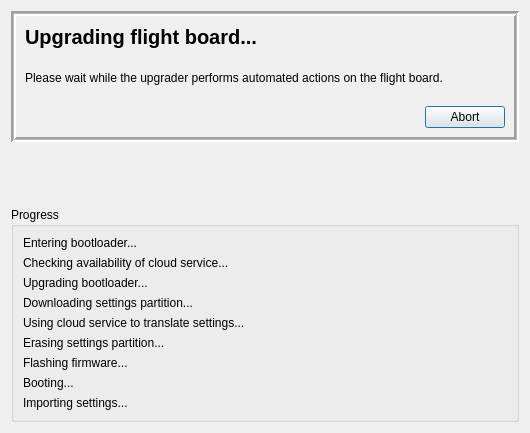
Qt form ground/gcs/src/plugins/uploader/upgradeassistant.ui (reubenfirmin/droniNG) before a commit.
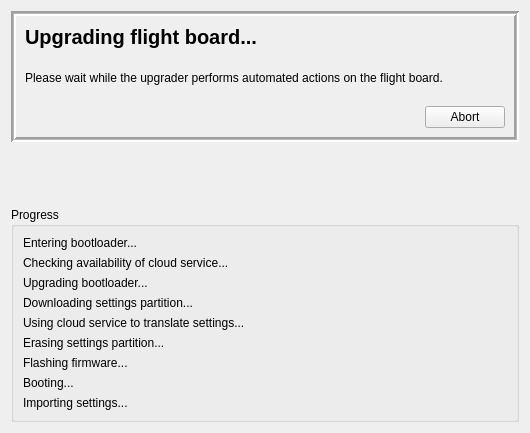
The same form after that commit.

```diff
--- a/ground/gcs/src/plugins/uploader/upgradeassistant.ui
+++ b/ground/gcs/src/plugins/uploader/upgradeassistant.ui
@@ -1,7 +1,7 @@
 <?xml version="1.0" encoding="UTF-8"?>
 <ui version="4.0">
  <class>UpgradeAssistant</class>
- <widget class="QDialog" name="UpgradeAssistant">
+ <widget class="QWidget" name="UpgradeAssistant">
   <property name="geometry">
    <rect>
     <x>0</x>
```
